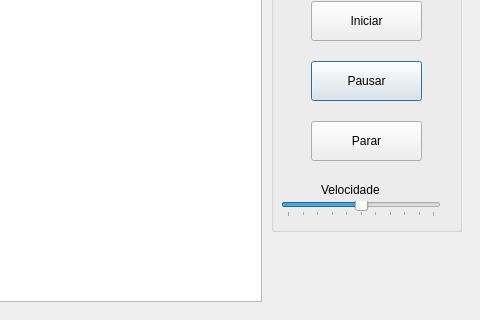
Before: the Qt Designer form Celta/dialog.ui in juan-santos/celta_ufscar, drawn with Qt 5; both pictures show x 139 to 619 and y 89 to 409 of the 619 by 409 pixel window.
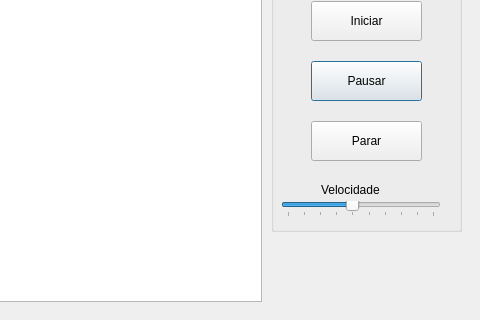
After: the same form once the commit is applied. Icons and pictures are not drawn.

```diff
--- a/Celta/dialog.ui
+++ b/Celta/dialog.ui
@@ -116,6 +116,9 @@
        <height>16</height>
       </rect>
      </property>
+     <property name="minimum">
+      <number>1</number>
+     </property>
      <property name="maximum">
       <number>10</number>
      </property>
```
